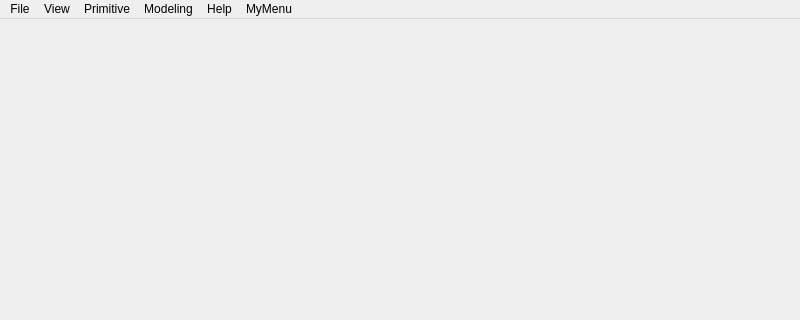
First picture: the form in occQt.ui, repository eryar/occSketcher, before the edit; both pictures show x 0 to 800 and y 0 to 320 of the 800 by 600 pixel window.
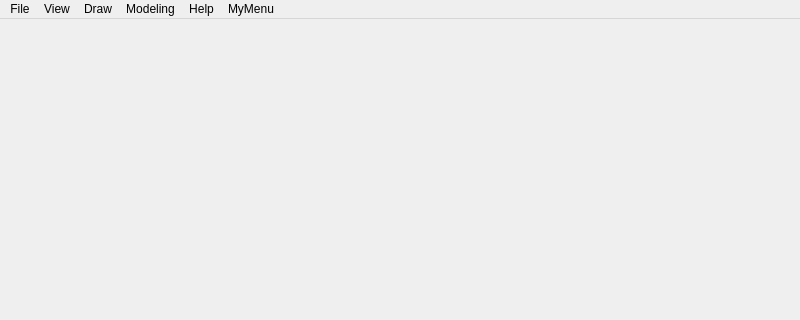
Second picture: the form after the edit. Icons and pictures are not drawn.

What changed in the file:
```diff
--- a/occQt.ui
+++ b/occQt.ui
@@ -46,7 +46,7 @@
    </widget>
    <widget class="QMenu" name="menuPrimitive">
     <property name="title">
-     <string>Primitive</string>
+     <string>Draw</string>
     </property>
     <addaction name="actionBox"/>
     <addaction name="actionCone"/>
```
Left out of the diff: 50 changed lines with no effect on the pictures.
